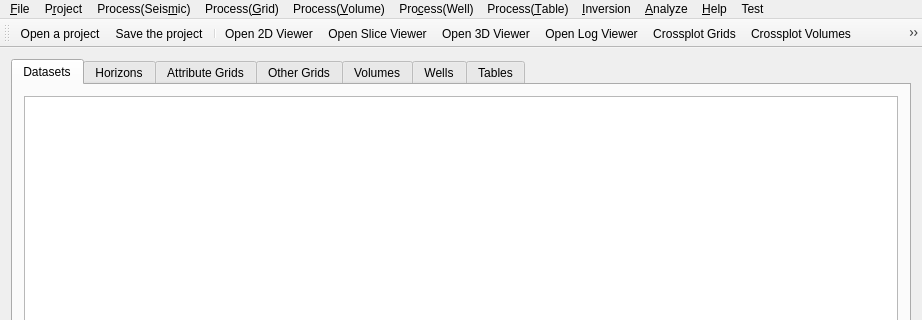
Before: the Qt Designer form ProjectViewer/projectviewer.ui in fsoos74/su, drawn with Qt 5; both pictures show x 0 to 922 and y 0 to 320 of the 922 by 564 pixel window.
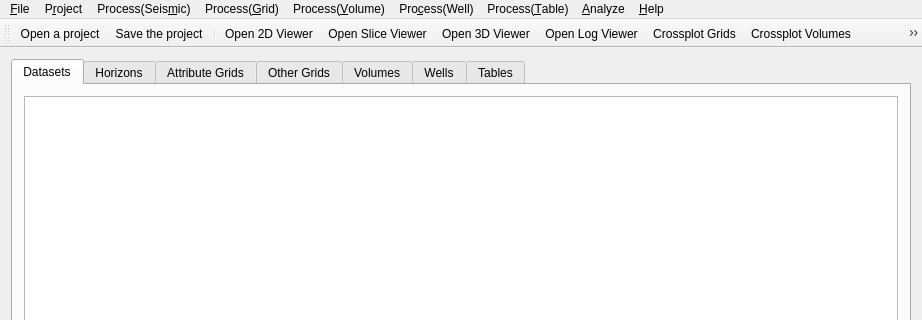
After: the same form once the commit is applied. Icons and pictures are not drawn.

Diff of the .ui file:
```diff
--- a/ProjectViewer/projectviewer.ui
+++ b/ProjectViewer/projectviewer.ui
@@ -408,19 +408,6 @@
     <addaction name="separator"/>
     <addaction name="actionRun_Log_Script"/>
    </widget>
-   <widget class="QMenu" name="menuModeling">
-    <property name="title">
-     <string>&amp;Inversion</string>
-    </property>
-    <addaction name="actionFD_CDP_Acoustic"/>
-   </widget>
-   <widget class="QMenu" name="menuTest">
-    <property name="title">
-     <string>Test</string>
-    </property>
-    <addaction name="actionVolume_IO_Test"/>
-    <addaction name="actionIntercept_And_Gradient_Volume_old"/>
-   </widget>
    <widget class="QMenu" name="menuProcess_Table">
     <property name="title">
      <string>Process(&amp;Table)</string>
@@ -434,10 +421,8 @@
    <addaction name="menuProcess_Volume"/>
    <addaction name="menuProcess_Well"/>
    <addaction name="menuProcess_Table"/>
-   <addaction name="menuModeling"/>
    <addaction name="menu_Analyze"/>
    <addaction name="menu_Help"/>
-   <addaction name="menuTest"/>
   </widget>
   <action name="actionImportHorizon">
    <property name="text">
```
Left out of the diff: 2 changed lines with no effect on the pictures.
